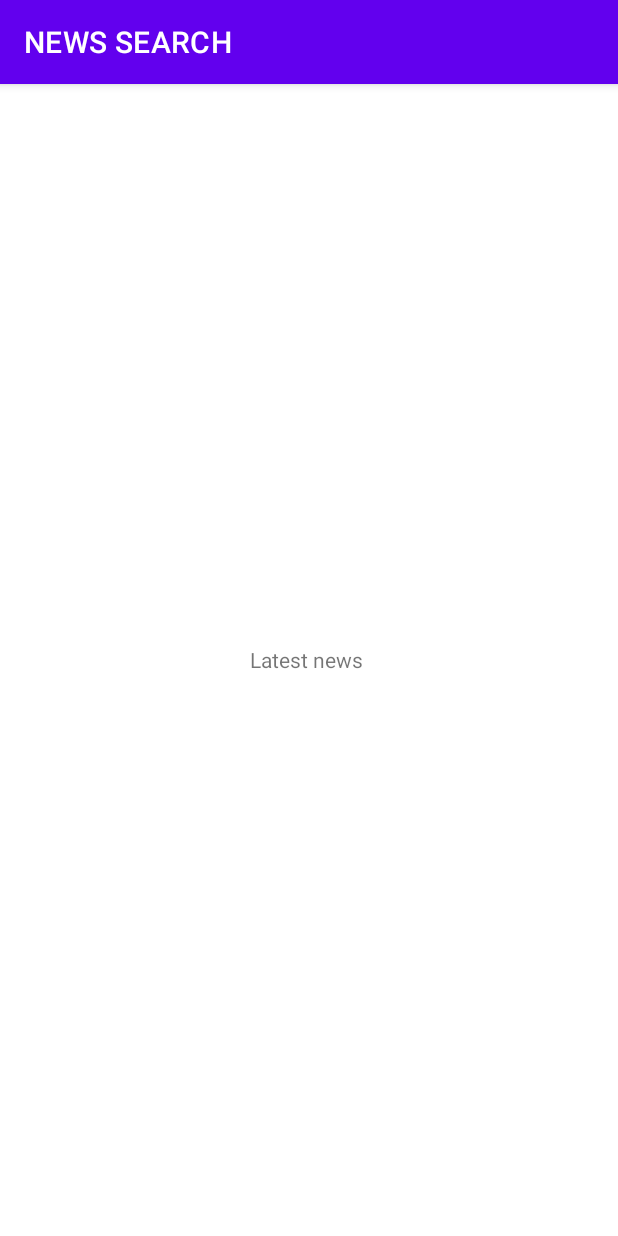
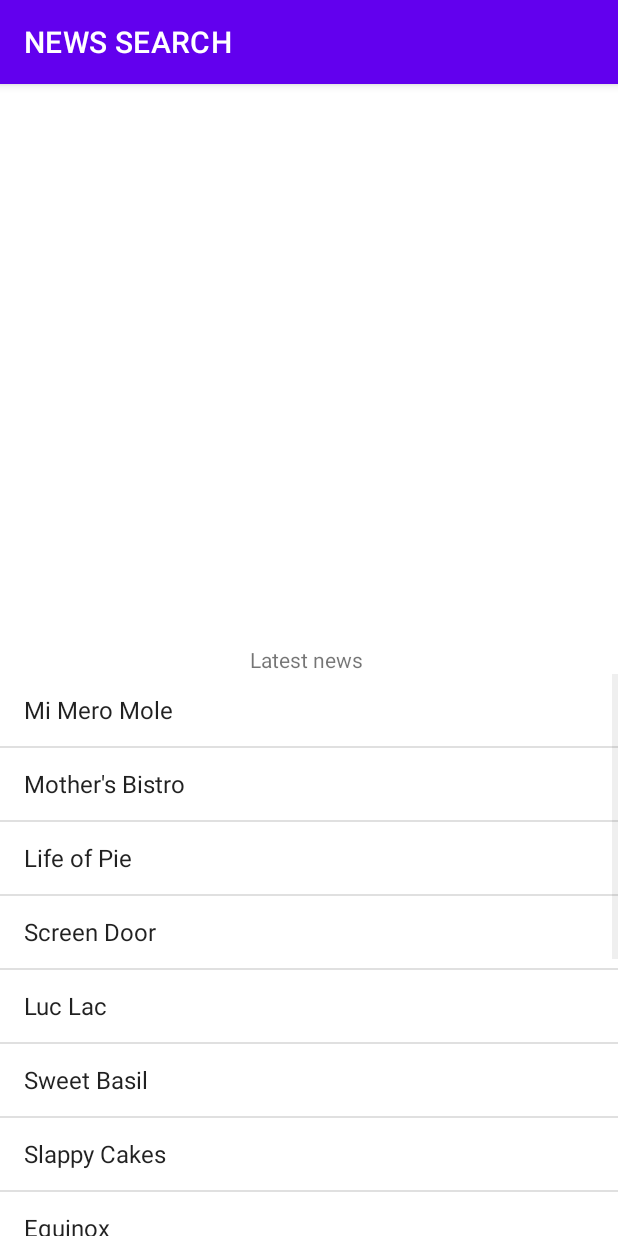
Before and after one commit to Steve-njeri/News-search, an Android app: the NewsActivity screen opened directly, with no data from a screen before it, on a phone screen of 412 x 824 dp. Run offline under Robolectric (Android 15) with nearby library versions, the phone set to English and light mode, and no system bars.

Commit message:
implemented ListView and ArrayAdapter

```diff
--- a/app/src/main/java/com/stephen/newssearch/NewsActivity.java
+++ b/app/src/main/java/com/stephen/newssearch/NewsActivity.java
@@ -9,6 +9,11 @@ import android.widget.ListView;
 import android.widget.TextView;
 
 public class NewsActivity extends AppCompatActivity {
+    private String[] news = new String[] {"Mi Mero Mole", "Mother's Bistro",
+            "Life of Pie", "Screen Door", "Luc Lac", "Sweet Basil",
+            "Slappy Cakes", "Equinox", "Miss Delta's", "Andina",
+            "Lardo", "Portland City Grill", "Fat Head's Brewery",
+            "Chipotle", "Subway"};
     private ListView mListView;
 
     @Override
```
